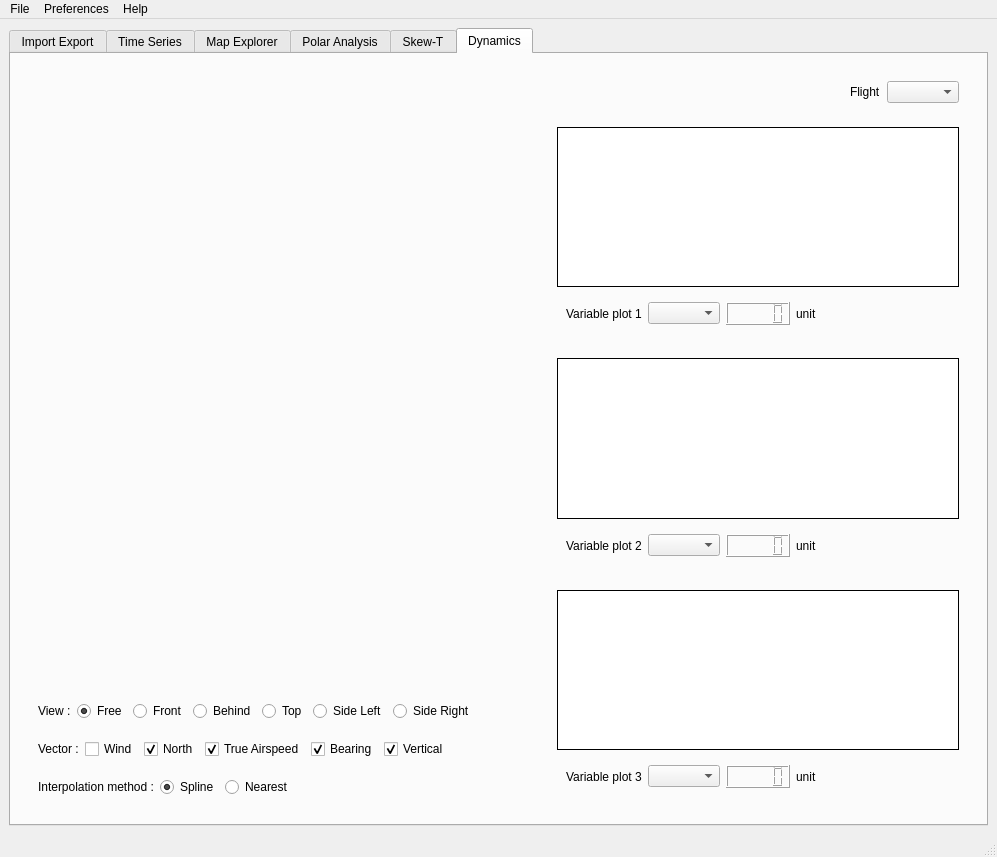
The window that src/gui/mainwindow.ui (TheGoodWeather/Vector-Vario-Analyzer) describes before a commit, drawn with Qt 5.
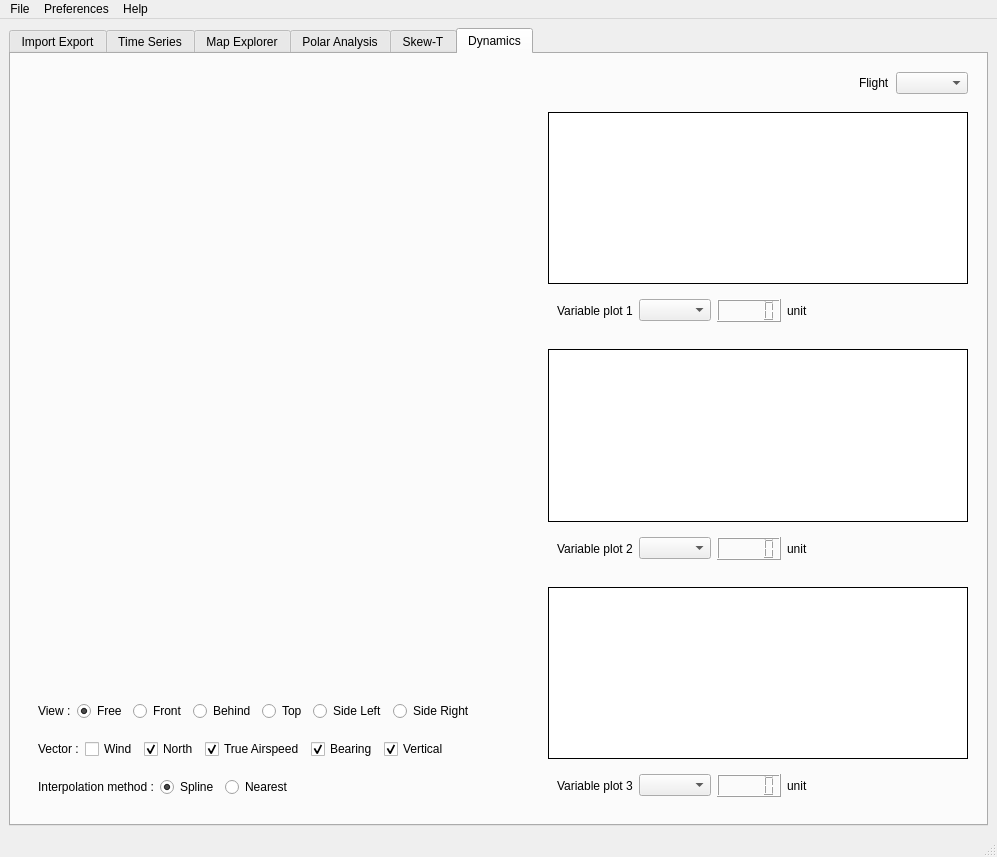
The same window after the commit. Custom widgets are drawn as their Qt base class.

Commit message: Checkboxes are now colored when vectors are plotted, label on widget are being moved accordingly to the window size

```diff
--- a/src/gui/mainwindow.ui
+++ b/src/gui/mainwindow.ui
@@ -2017,6 +2017,21 @@
            </size>
           </property>
           <layout class="QVBoxLayout" name="verticalLayout_19">
+           <property name="spacing">
+            <number>0</number>
+           </property>
+           <property name="leftMargin">
+            <number>0</number>
+           </property>
+           <property name="topMargin">
+            <number>0</number>
+           </property>
+           <property name="rightMargin">
+            <number>0</number>
+           </property>
+           <property name="bottomMargin">
+            <number>0</number>
+           </property>
            <item>
             <widget class="QWidget" name="widget_31" native="true">
              <layout class="QHBoxLayout" name="horizontalLayout_21">
```
The commit also changes 2 other files.
